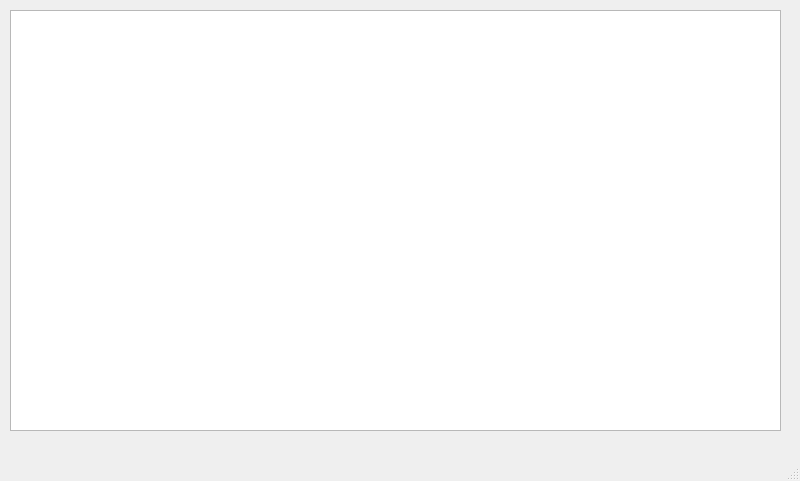
Old version of the form mainwindow.ui in the repository Telmuun02/213531.
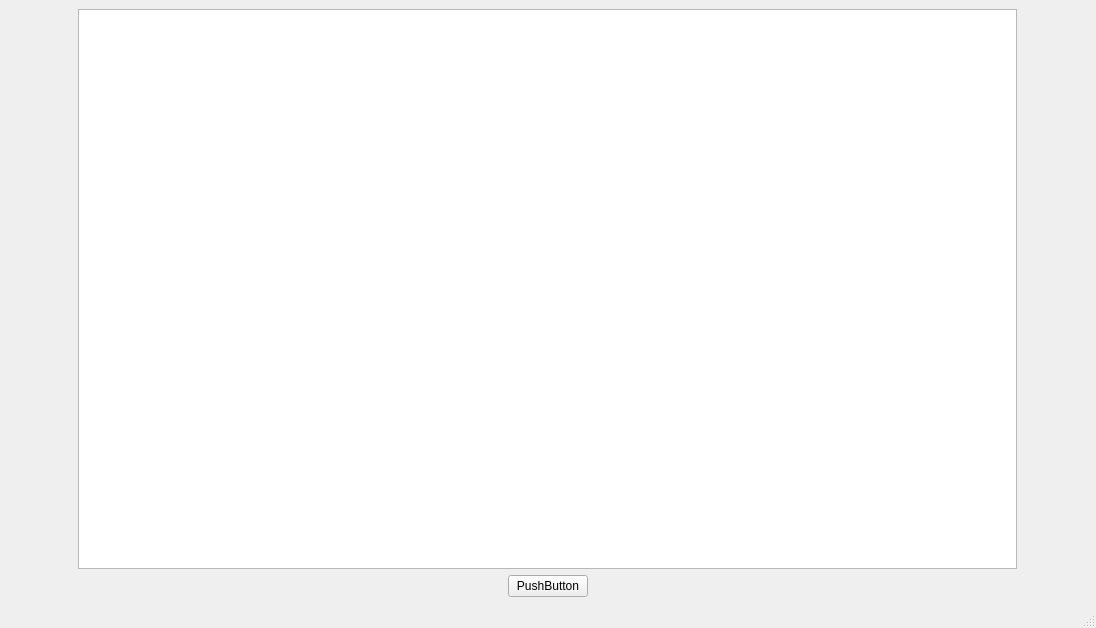
New version of the form.

Commit message: Added point to QGraphicsScene

What changed in the file:
```diff
--- a/mainwindow.ui
+++ b/mainwindow.ui
@@ -6,24 +6,63 @@
    <rect>
     <x>0</x>
     <y>0</y>
-    <width>800</width>
-    <height>481</height>
+    <width>1096</width>
+    <height>628</height>
    </rect>
   </property>
+  <property name="sizePolicy">
+   <sizepolicy hsizetype="Minimum" vsizetype="Minimum">
+    <horstretch>0</horstretch>
+    <verstretch>0</verstretch>
+   </sizepolicy>
+  </property>
+  <property name="minimumSize">
+   <size>
+    <width>1096</width>
+    <height>628</height>
+   </size>
+  </property>
   <property name="windowTitle">
    <string>MainWindow</string>
   </property>
+  <property name="layoutDirection">
+   <enum>Qt::LeftToRight</enum>
+  </property>
+  <property name="autoFillBackground">
+   <bool>false</bool>
+  </property>
   <widget class="QWidget" name="centralwidget">
-   <widget class="QGraphicsView" name="graphicsView">
-    <property name="geometry">
-     <rect>
-      <x>10</x>
-      <y>10</y>
-      <width>771</width>
-      <height>421</height>
-     </rect>
-    </property>
-   </widget>
+   <layout class="QVBoxLayout" name="verticalLayout">
+    <item alignment="Qt::AlignHCenter">
+     <widget class="QGraphicsView" name="graphicsView">
+      <property name="sizePolicy">
+       <sizepolicy hsizetype="Expanding" vsizetype="Expanding">
+        <horstretch>0</horstretch>
+        <verstretch>0</verstretch>
+       </sizepolicy>
+      </property>
+      <property name="minimumSize">
+       <size>
+        <width>939</width>
+        <height>537</height>
+       </size>
+      </property>
+      <property name="maximumSize">
+       <size>
+        <width>939</width>
+        <height>16777215</height>
+       </size>
+      </property>
+     </widget>
+    </item>
+    <item alignment="Qt::AlignHCenter">
+     <widget class="QPushButton" name="pushButton">
+      <property name="text">
+       <string>PushButton</string>
+      </property>
+     </widget>
+    </item>
+   </layout>
   </widget>
   <widget class="QMenuBar" name="menubar">
    <property name="geometry">
```
Left out of the diff: 2 changed lines with no effect on the pictures. The commit also changes 8 other files.
